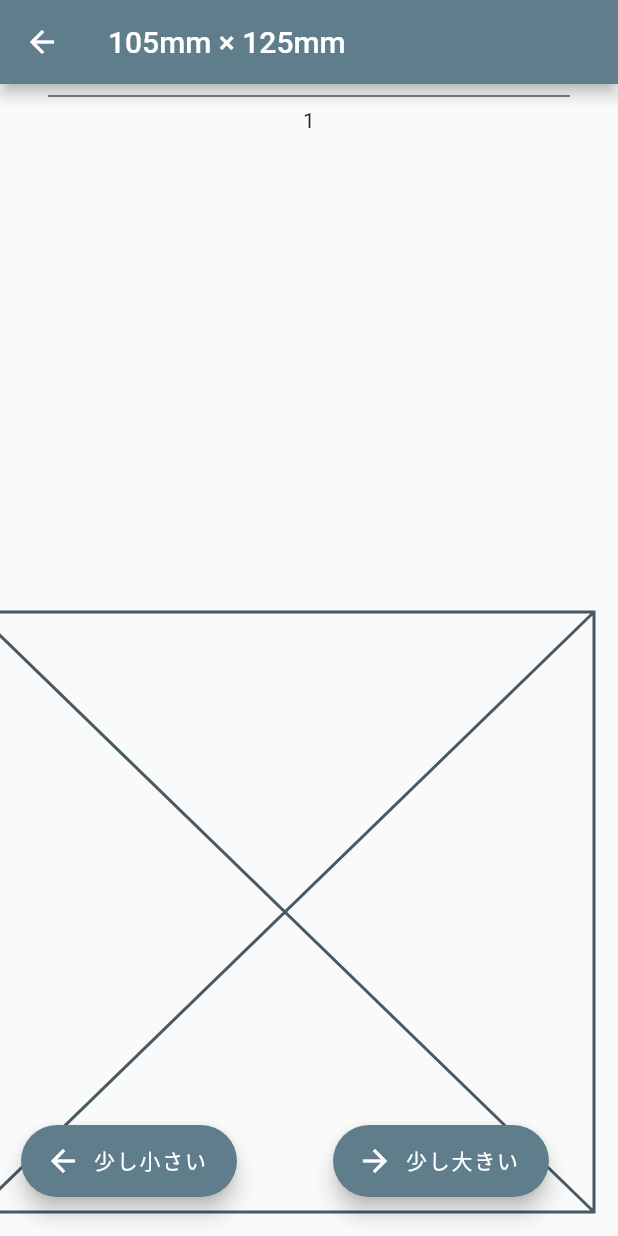
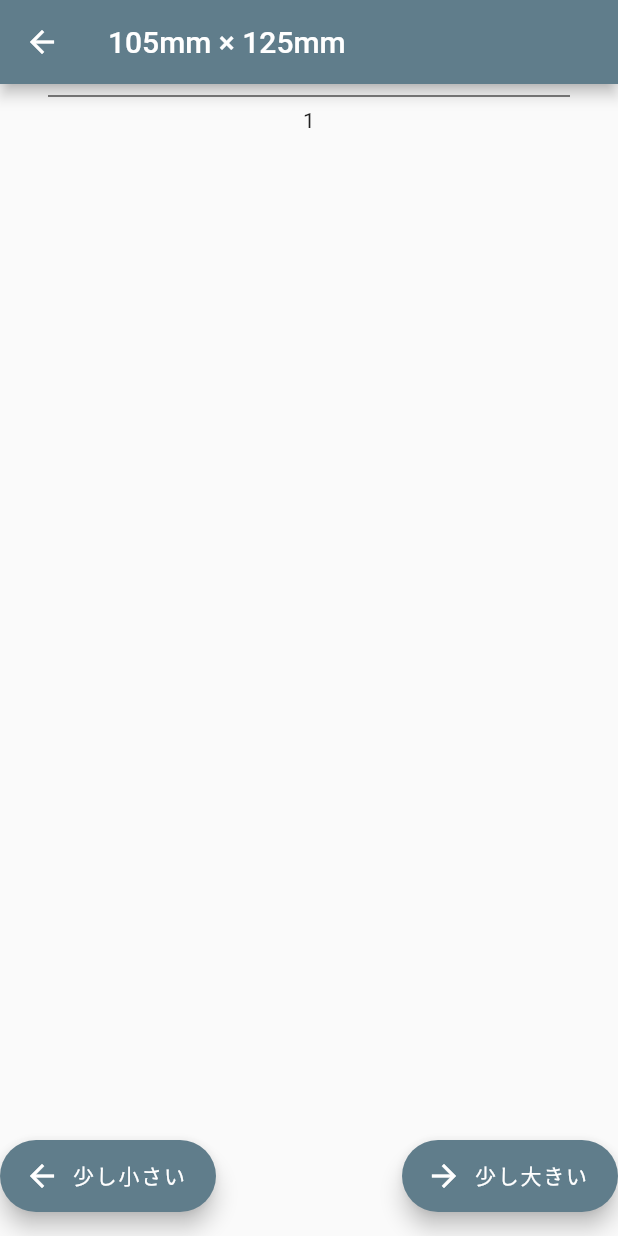
Before and after one commit to tai0116/mask2, a Flutter app: the SecondPage screen opened directly with empty values, after a tap on "少し大きい", after a tap on "少し小さい", on a phone screen of 412 x 824 dp. Run offline on Flutter 3.47's test engine with Material 2 defaults, Android fonts, the phone set to English and light mode, and no system bars; our stand-ins replace cloud_firestore, firebase_core; accounts and stored records are empty.

Commit message:
「小さい」サイズのUIを整えた

```diff
--- a/lib/screens/first_page.dart
+++ b/lib/screens/first_page.dart
@@ -77,13 +77,11 @@
                 heroTag: ('larger'),
                 backgroundColor: Colors.blueGrey,
                 foregroundColor: Colors.white,
-                onPressed: () {
+                onPressed: (screenIndex == 3)
+                    ? null
+                    : () {
                         setState(() {
-                    if (screenIndex == 3) {
-                      null;
-                    } else {
                           screenIndex++;
-                    }
                           if (screenIndex == 0) {
                             title = '90mm × 111mm';
                           } else if (screenIndex == 1) {
--- a/lib/screens/second_page.dart
+++ b/lib/screens/second_page.dart
@@ -4,14 +4,26 @@
 
 class SecondPage extends StatefulWidget {
   SecondPage(this.title, this.screenIndex);
-  String title;
-  int screenIndex;
+  final String title;
+  final int screenIndex;
 
   @override
   _SecondPageState createState() => _SecondPageState();
 }
 
 class _SecondPageState extends State<SecondPage> {
+  String title = '';
+  int screenIndex = 0;
+
+  @override
+  void initState() {
+    super.initState();
+    setState(() {
+      title = widget.title;
+      screenIndex = widget.screenIndex;
+    });
+  }
+
   int selectedIndex = 0;
   List<Widget> widgetOptions = [
     NavBottom('1'),
@@ -25,72 +37,65 @@
   Widget build(BuildContext context) {
     return Scaffold(
       appBar: AppBar(
-        title: Text(widget.title),
+        title: Text(title),
       ),
       body: Center(
-        child: widgetOptions[widget.screenIndex],
+        child: widgetOptions[screenIndex],
       ),
+      floatingActionButtonLocation: FloatingActionButtonLocation.centerFloat,
       floatingActionButton: Column(
         mainAxisSize: MainAxisSize.min,
         children: [
-          Stack(
+          Row(
             children: <Widget>[
-              Placeholder(),
-              Positioned(
-                left: 30,
-                bottom: 10,
-                child: FloatingActionButton.extended(
+              FloatingActionButton.extended(
+                heroTag: ('smaller'),
                 backgroundColor: Colors.blueGrey,
                 foregroundColor: Colors.white,
-                  onPressed: () {
+                onPressed: (screenIndex == 0)
+                    ? null
+                    : () {
                         setState(() {
-                      if (widget.screenIndex == 0) {
-                        null;
-                      } else {
-                        widget.screenIndex--;
-                      }
-                      if (widget.screenIndex == 0) {
-                        widget.title = '105mm × 125mm';
-                      } else if (widget.screenIndex == 1) {
-                        widget.title = '105mm × 126mm';
-                      } else if (widget.screenIndex == 2) {
-                        widget.title = '105mm × 127mm';
-                      } else if (widget.screenIndex == 3) {
-                        widget.title = '105mm × 128mm';
+                          screenIndex--;
+                          if (screenIndex == 0) {
+                            title = '105mm × 125mm';
+                          } else if (screenIndex == 1) {
+                            title = '105mm × 126mm';
+                          } else if (screenIndex == 2) {
+                            title = '105mm × 127mm';
+                          } else if (screenIndex == 3) {
+                            title = '105mm × 128mm';
                           }
                         });
                       },
                 icon: Icon(Icons.arrow_back),
                 label: Text('少し小さい'),
               ),
-              ),
-              Positioned(
-                right: 30,
-                bottom: 10,
-                child: FloatingActionButton.extended(
+              Spacer(),
+              FloatingActionButton.extended(
+                heroTag: ('larger'),
                 backgroundColor: Colors.blueGrey,
                 foregroundColor: Colors.white,
                 onPressed: () {
                   setState(() {
-                      if (widget.screenIndex == 3) {
+                    if (screenIndex == 3) {
                       null;
                     } else {
-                        widget.screenIndex++;
+                      screenIndex++;
                     }
-                      if (widget.screenIndex == 0) {
-                        widget.title = '105mm × 125mm';
-                      } else if (widget.screenIndex == 1) {
-                        widget.title = '105mm × 126mm';
-                      } else if (widget.screenIndex == 2) {
-                        widget.title = '105mm × 127mm';
-                      } else if (widget.screenIndex == 3) {
-                        widget.title = '105mm × 128mm';
+                    if (screenIndex == 0) {
+                      title = '105mm × 125mm';
+                    } else if (screenIndex == 1) {
+                      title = '105mm × 126mm';
+                    } else if (screenIndex == 2) {
+                      title = '105mm × 127mm';
+                    } else if (screenIndex == 3) {
+                      title = '105mm × 128mm';
                     }
                   });
                 },
                 icon: Icon(Icons.arrow_forward),
                 label: Text('少し大きい'),
-                ),
               )
             ],
           ),
```
Lines whose indentation alone changed are shown as unchanged.
